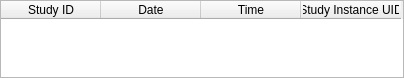
Old version of the form Resources/UI/qSlicerLongPETCTStudySelectionTableWidget.ui in the repository paulcm/LongitudinalPETCT.
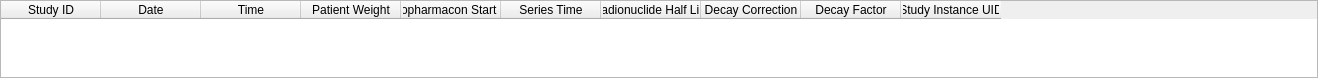
New version of the form.

Commit message: ENH: Added additional table columns

Diff of the .ui file:
```diff
--- a/Resources/UI/qSlicerLongPETCTStudySelectionTableWidget.ui
+++ b/Resources/UI/qSlicerLongPETCTStudySelectionTableWidget.ui
@@ -6,7 +6,7 @@
    <rect>
     <x>0</x>
     <y>0</y>
-    <width>404</width>
+    <width>1318</width>
     <height>78</height>
    </rect>
   </property>
@@ -37,6 +37,36 @@
        <string>Time</string>
       </property>
      </column>
+     <column>
+      <property name="text">
+       <string>Patient Weight</string>
+      </property>
+     </column>
+     <column>
+      <property name="text">
+       <string>Radiopharmacon Start Time</string>
+      </property>
+     </column>
+     <column>
+      <property name="text">
+       <string>Series Time</string>
+      </property>
+     </column>
+     <column>
+      <property name="text">
+       <string>Radionuclide Half Life</string>
+      </property>
+     </column>
+     <column>
+      <property name="text">
+       <string>Decay Correction</string>
+      </property>
+     </column>
+     <column>
+      <property name="text">
+       <string>Decay Factor</string>
+      </property>
+     </column>
      <column>
       <property name="text">
        <string>Study Instance UID</string>
```
The commit also changes 1 other file.
